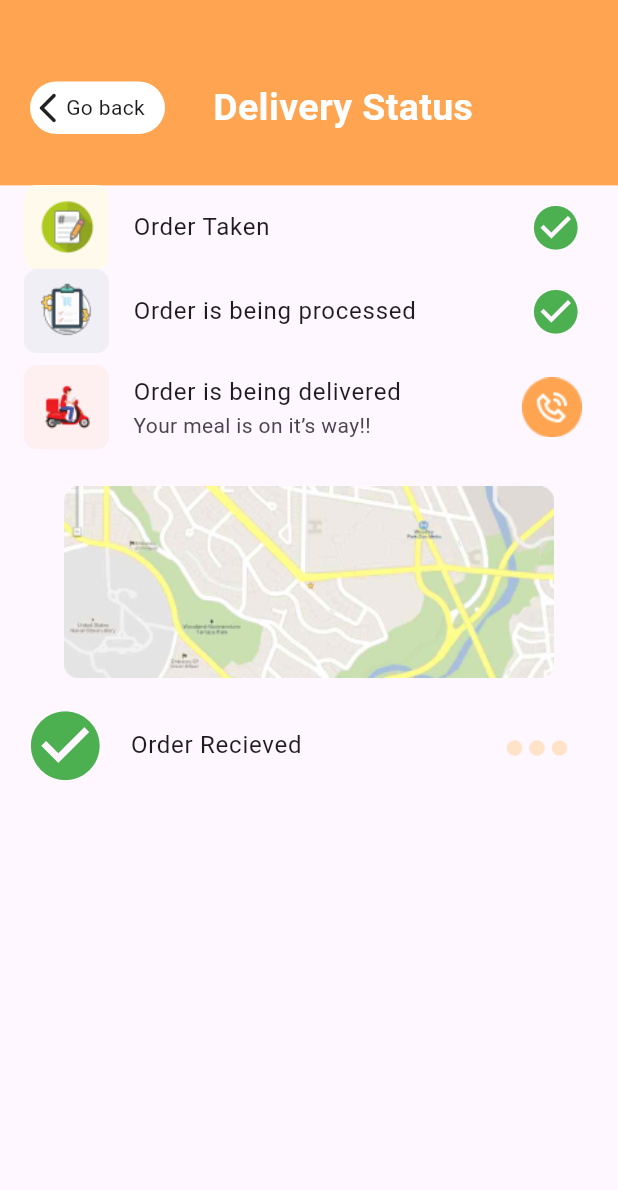
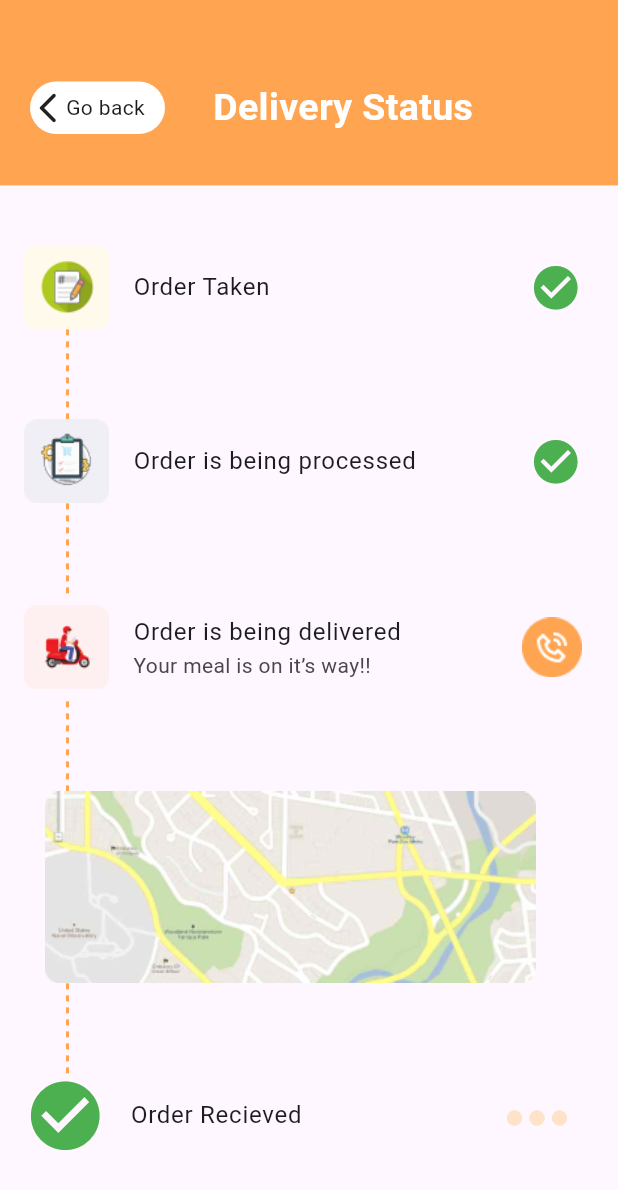
Before and after one commit to HashirSaudKhan/Flutter, a Flutter app: the OrderLastListScreen screen opened directly, on a phone screen of 412 x 824 dp. Shown: the top 1190 px of the screen. Run offline on Flutter 3.47's test engine with Material 3 defaults, Android fonts, the phone set to English and light mode, and no system bars; drawn by our look-alikes of dotted_line.

Commit message:
Order Last list complete 100%

```diff
--- a/App Projects/figma_app/lib/order_list_last_screen/orderlistlastscreen.dart
+++ b/App Projects/figma_app/lib/order_list_last_screen/orderlistlastscreen.dart
@@ -1,3 +1,4 @@
+import "package:dotted_line/dotted_line.dart";
 import "package:figma_app/backbutton.dart";
 import "package:flutter/material.dart";
 
@@ -31,9 +32,11 @@ class OrderLastListScreen extends StatelessWidget {
             ),
           ),
           Container(
+            padding: const EdgeInsets.only(top: 40),
             height: MediaQuery.of(context).size.height * 0.85,
             //color: Colors.deepPurple[50],
-            child: ListView(
+            child: Column(
+              crossAxisAlignment: CrossAxisAlignment.start,
               children: [
                 const ListTile(
                   leading:
@@ -43,6 +46,21 @@ class OrderLastListScreen extends StatelessWidget {
                     Icons.check_circle,
                     color: Colors.green,
                     size: 35,
+                  ),
+                ),
+                //Dotted Line
+                Container(
+                  padding: const EdgeInsets.only(left: 20),
+                  width: 70,
+                  height: 60,
+                  child: const Center(
+                    child: DottedLine(
+                      alignment: WrapAlignment.center,
+                      lineThickness: 2,
+                      lineLength: 60,
+                      direction: Axis.vertical,
+                      dashColor: Color(0xffFFA451),
+                    ),
                   ),
                 ),
                 const ListTile(
@@ -55,6 +73,21 @@ class OrderLastListScreen extends StatelessWidget {
                     size: 35,
                   ),
                 ),
+                //Dotted Line
+                Container(
+                  padding: const EdgeInsets.only(left: 20),
+                  width: 70,
+                  height: 60,
+                  child: const Center(
+                    child: DottedLine(
+                      alignment: WrapAlignment.center,
+                      lineThickness: 2,
+                      lineLength: 60,
+                      direction: Axis.vertical,
+                      dashColor: Color(0xffFFA451),
+                    ),
+                  ),
+                ),
                 ListTile(
                     leading: const Image(
                         image: AssetImage('assets/images/Frame 11917.png')),
@@ -65,7 +98,40 @@ class OrderLastListScreen extends StatelessWidget {
                     ),
                     trailing: const Image(
                         image: AssetImage('assets/images/Group 50.png'))),
-                Image.asset('assets/images/map.png'),
+                //Dotted Line
+                Container(
+                  padding: const EdgeInsets.only(left: 20),
+                  width: 70,
+                  height: 60,
+                  child: const Center(
+                    child: DottedLine(
+                      alignment: WrapAlignment.center,
+                      lineThickness: 2,
+                      lineLength: 60,
+                      direction: Axis.vertical,
+                      dashColor: Color(0xffFFA451),
+                    ),
+                  ),
+                ),
+                Padding(
+                  padding: const EdgeInsets.only(left: 30.0),
+                  child: Image.asset('assets/images/map.png'),
+                ),
+                //Dotted Line
+                Container(
+                  padding: const EdgeInsets.only(left: 20),
+                  width: 70,
+                  height: 60,
+                  child: const Center(
+                    child: DottedLine(
+                      alignment: WrapAlignment.center,
+                      lineThickness: 2,
+                      lineLength: 60,
+                      direction: Axis.vertical,
+                      dashColor: Color(0xffFFA451),
+                    ),
+                  ),
+                ),
                 const ListTile(
                   leading: Icon(
                     Icons.check_circle,
--- a/App Projects/figma_app/pubspec.yaml
+++ b/App Projects/figma_app/pubspec.yaml
@@ -35,6 +35,7 @@ dependencies:
   # The following adds the Cupertino Icons font to your application.
   # Use with the CupertinoIcons class for iOS style icons.
   cupertino_icons: ^1.0.2
+  dotted_line: ^3.2.2
 
 dev_dependencies:
   flutter_test:
```
Also changed, not shown: App Projects/figma_app/pubspec.lock.
